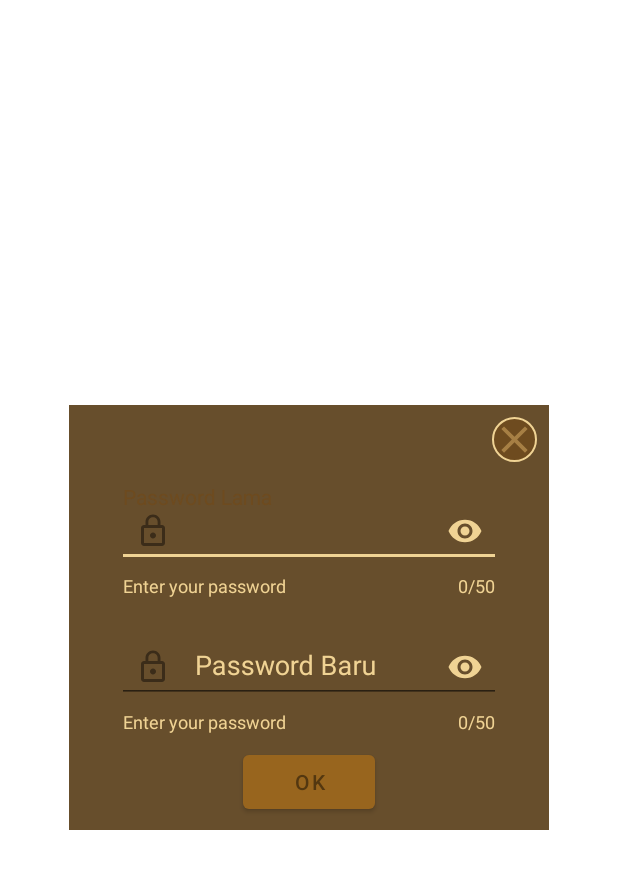
After one commit to SAM-4G/Smart_App, an Android app: the layout forgot_pass_action.xml on its own in the app's theme, with its tools: preview values and no code run, on a phone screen of 412 x 824 dp. The commit adds this screen. Shown: the top 869 px of the screen. Run offline under Robolectric (Android 15) with nearby library versions, the phone set to English and light mode, and no system bars.

Commit message:
1. Add forgot password 2. Overall adjustment

```diff
--- /dev/null
+++ b/app/src/main/res/layout/forgot_pass_action.xml
@@ -0,0 +1,91 @@
+<?xml version="1.0" encoding="utf-8"?>
+<ScrollView xmlns:android="http://schemas.android.com/apk/res/android"
+    xmlns:app="http://schemas.android.com/apk/res-auto"
+    android:layout_width="match_parent"
+    android:layout_height="match_parent">
+
+    <RelativeLayout
+        android:layout_width="320dp"
+        android:layout_height="wrap_content"
+        android:layout_gravity="center"
+        android:layout_margin="16dp"
+        android:background="@color/colorAccentDark"
+        android:paddingBottom="8dp">
+
+        <ImageView
+            android:id="@+id/closeTop"
+            android:layout_width="30dp"
+            android:layout_height="30dp"
+            android:layout_alignParentEnd="true"
+            android:layout_marginTop="8dp"
+            android:layout_marginEnd="8dp"
+            android:background="@drawable/close_top"
+            android:contentDescription="@string/closepopup"
+            android:src="@drawable/ic_close_black_24dp" />
+
+        <com.google.android.material.textfield.TextInputLayout
+            android:id="@+id/oldPassInput"
+            style="@style/TextInputLayoutApperance"
+            android:layout_width="match_parent"
+            android:layout_height="wrap_content"
+            android:layout_below="@+id/closeTop"
+            android:layout_marginStart="32dp"
+            android:layout_marginTop="16dp"
+            android:layout_marginEnd="32dp"
+            android:hint="Password Lama"
+            app:boxBackgroundMode="outline"
+            app:counterEnabled="true"
+            app:counterMaxLength="50"
+            app:endIconMode="password_toggle"
+            app:helperText="Enter your password"
+            app:startIconDrawable="@drawable/password_icon">
+
+            <com.google.android.material.textfield.TextInputEditText
+                android:id="@+id/oldPassInput1"
+                android:layout_width="match_parent"
+                android:layout_height="wrap_content"
+                android:inputType="textPassword"
+                android:textColor="@color/colorPrimary" />
+        </com.google.android.material.textfield.TextInputLayout>
+
+        <com.google.android.material.textfield.TextInputLayout
+            android:id="@+id/newPassInput"
+            style="@style/TextInputLayoutApperance"
+            android:layout_width="match_parent"
+            android:layout_height="wrap_content"
+            android:layout_below="@+id/oldPassInput"
+            android:layout_marginStart="32dp"
+            android:layout_marginTop="16dp"
+            android:layout_marginEnd="32dp"
+            android:hint="Password Baru"
+            app:boxBackgroundMode="outline"
+            app:counterEnabled="true"
+            app:counterMaxLength="50"
+            app:endIconMode="password_toggle"
+            app:helperText="Enter your password"
+            app:startIconDrawable="@drawable/password_icon">
+
+            <com.google.android.material.textfield.TextInputEditText
+                android:id="@+id/newPassInput1"
+                android:layout_width="match_parent"
+                android:layout_height="wrap_content"
+                android:inputType="textPassword"
+                android:textColor="@color/colorPrimary" />
+
+        </com.google.android.material.textfield.TextInputLayout>
+
+        <Button
+            android:id="@+id/forgotButton"
+            style="@style/TextAppearance.AppCompat.Widget.Button.Colored"
+            android:layout_width="wrap_content"
+            android:layout_height="wrap_content"
+            android:layout_below="@+id/newPassInput"
+            android:layout_centerHorizontal="true"
+            android:layout_marginTop="8dp"
+            android:paddingLeft="8dp"
+            android:paddingRight="8dp"
+            android:text="OK"
+            android:textColor="@color/colorAccentDark"
+            android:textSize="14sp" />
+    </RelativeLayout>
+</ScrollView>
--- a/app/src/main/res/layout/pop_up_result.xml
+++ b/app/src/main/res/layout/pop_up_result.xml
@@ -98,7 +98,7 @@
                     android:layout_height="wrap_content"
                     android:layout_marginStart="4dp"
                     android:layout_weight="1"
-                    android:text="@string/water_level_value"
+                    android:text="@string/water_level_value2"
                     android:textAlignment="center"
                     android:textColor="@color/colorAccent"
                     android:textSize="32sp" />
--- a/app/src/main/res/values/strings.xml
+++ b/app/src/main/res/values/strings.xml
@@ -34,6 +34,8 @@
     <string name="weight">WEIGHT (KG)</string>
     <string name="water_level">WATER LEVEL (%)</string>
     <string name="water_level_value">12</string>
+    <string name="water_level_value2">8</string>
+    <string name="water_level_value3">20</string>
     <string name="weight_value">2</string>
     <!--      Pop-Up-Dialog-->
     <string name="closepopup">closePopUp</string>
@@ -50,5 +52,6 @@
     <string name="high_level_detail">Kopi dengan kadar air di atas 12%. Kopi kurang bagus, karena dengan kadar air di atas 12% bertekstur lebih lunak sehingga membuat aroma kopi rusak dan cepat membusuk.</string>
     <string name="good_level_detail">Kopi dengan kadar air 12%. Kopi kualitas baik, tekstur dan aroma maksimal.</string>
     <string name="low_level_detail">Kopi dengan kadar air di bawah 12%. Kopi tidak bagus, dengan kadar air di bawah 12% menjadikan kopi terlalu kering dan akan memicu retakan pada bagian terluar biji kopi bahkan dapat menghilangkan aroma kopi.</string>
+    <string name="forgot_password">Forgot Password?</string>
 
 </resources>
```
Also changed, not shown: app/src/main/java/com/sam/kadarairkopi/activity/Login.java (+47 -5 lines), app/src/main/java/com/sam/kadarairkopi/activity/MainActivity.java (+8 -1 lines), app/src/main/res/layout/activity_login.xml (+12 -2 lines).
